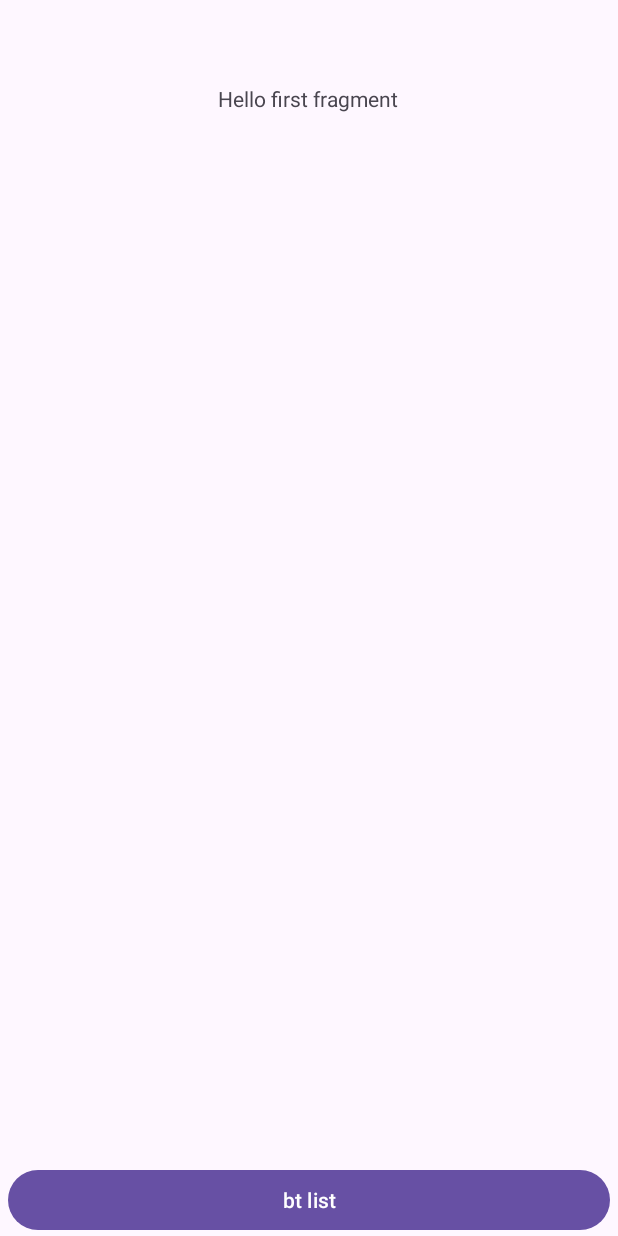
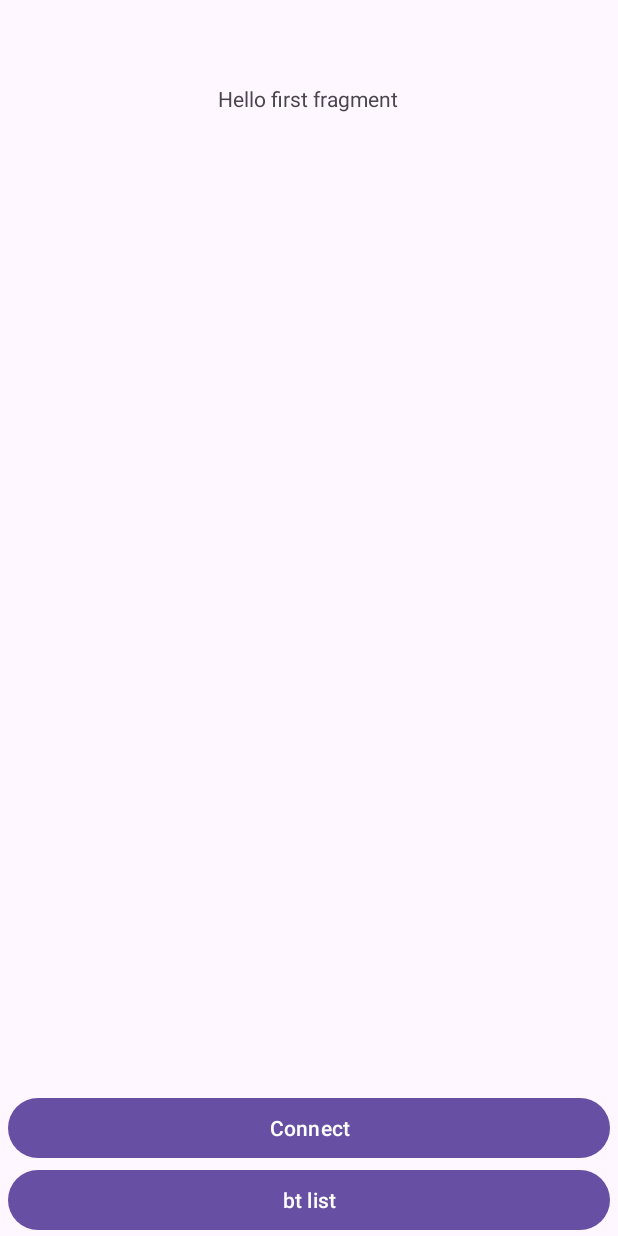
Before and after one commit to vokrob/Bluetooth_Module, an Android app: the screen it shows after launch (StartActivity), on a phone screen of 412 x 824 dp. Run offline under Robolectric (Android 15) with nearby library versions, the phone set to English and light mode, and no system bars.

Commit message:
BluetoothController

```diff
--- a/app/src/main/java/com/vokrob/bluetooth_module/MainFragment.kt
+++ b/app/src/main/java/com/vokrob/bluetooth_module/MainFragment.kt
@@ -1,5 +1,8 @@
 package com.vokrob.bluetooth_module
 
+import android.bluetooth.BluetoothAdapter
+import android.bluetooth.BluetoothManager
+import android.content.Context
 import android.os.Bundle
 import android.view.LayoutInflater
 import android.view.View
@@ -7,9 +10,13 @@ import android.view.ViewGroup
 import androidx.fragment.app.Fragment
 import androidx.navigation.fragment.findNavController
 import com.vokrob.bluetooth_module.databinding.FragmentMainBinding
+import com.vokrob.bt_module.BluetoothConstants
+import com.vokrob.bt_module.bluetooth.BluetoothController
 
 class MainFragment : Fragment() {
     private lateinit var binding: FragmentMainBinding
+    private lateinit var bluetoothController: BluetoothController
+    private lateinit var btAdapter: BluetoothAdapter
 
     override fun onCreateView(
         inflater: LayoutInflater, container: ViewGroup?,
@@ -22,8 +29,22 @@ class MainFragment : Fragment() {
     override fun onViewCreated(view: View, savedInstanceState: Bundle?) {
         super.onViewCreated(view, savedInstanceState)
 
+        initBtAdapter()
+        val pref =
+            activity?.getSharedPreferences(BluetoothConstants.PREFERENCES, Context.MODE_PRIVATE)
+        val mac = pref?.getString(BluetoothConstants.MAC, "")
+        bluetoothController = BluetoothController(btAdapter)
+
         binding.bList.setOnClickListener {
             findNavController().navigate(R.id.action_MainFragment_to_deviceListFragment)
         }
+        binding.bConnect.setOnClickListener {
+            bluetoothController.connect(mac ?: "")
+        }
+    }
+
+    private fun initBtAdapter() {
+        val bManager = activity?.getSystemService(Context.BLUETOOTH_SERVICE) as BluetoothManager
+        btAdapter = bManager.adapter
     }
 }
--- a/app/src/main/res/layout/fragment_main.xml
+++ b/app/src/main/res/layout/fragment_main.xml
@@ -27,4 +27,13 @@
         app:layout_constraintBottom_toBottomOf="parent"
         app:layout_constraintEnd_toEndOf="parent"
         app:layout_constraintStart_toStartOf="parent" />
+
+    <Button
+        android:id="@+id/bConnect"
+        android:layout_width="0dp"
+        android:layout_height="wrap_content"
+        android:text="Connect"
+        app:layout_constraintBottom_toTopOf="@+id/bList"
+        app:layout_constraintEnd_toEndOf="@+id/bList"
+        app:layout_constraintStart_toStartOf="@+id/bList" />
 </androidx.constraintlayout.widget.ConstraintLayout>
--- /dev/null
+++ b/bt_module/src/main/java/com/vokrob/bt_module/bluetooth/BluetoothController.kt
@@ -0,0 +1,15 @@
+package com.vokrob.bt_module.bluetooth
+
+import android.bluetooth.BluetoothAdapter
+
+class BluetoothController(private val adapter: BluetoothAdapter) {
+    private var connectThread: ConnectThread? = null
+
+    fun connect(mac: String) {
+        if (adapter.isEnabled && mac.isNotEmpty()) {
+            val device = adapter.getRemoteDevice(mac)
+            connectThread = ConnectThread(device)
+            connectThread?.start()
+        }
+    }
+}
--- a/bt_module/src/main/java/com/vokrob/bt_module/bluetooth/ConnectThread.kt
+++ b/bt_module/src/main/java/com/vokrob/bt_module/bluetooth/ConnectThread.kt
@@ -2,6 +2,7 @@ package com.vokrob.bt_module.bluetooth
 
 import android.bluetooth.BluetoothDevice
 import android.bluetooth.BluetoothSocket
+import android.util.Log
 import java.io.IOException
 import java.util.UUID
 
@@ -19,8 +20,11 @@ class ConnectThread(device: BluetoothDevice) : Thread() {
 
     override fun run() {
         try {
+            Log.d("MyLog", "Connecting...")
             mSocket?.connect()
+            Log.d("MyLog", "Connected")
         } catch (e: IOException) {
+            Log.d("MyLog", "Not connected")
         } catch (se: SecurityException) {
         }
     }
```
